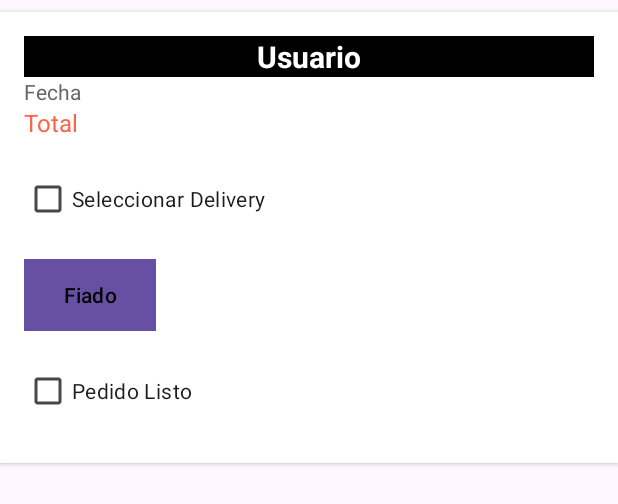
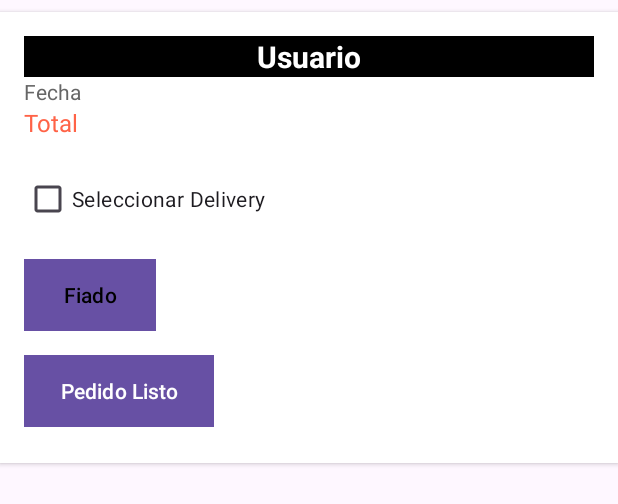
Before and after one commit to fariceo/AppMovilVolantuso, an Android app: the layout item_pedido_agrupado.xml on its own in the app's theme, with its tools: preview values and no code run, on a phone screen of 412 x 824 dp. Shown: the top 504 px of the screen. Run offline under Robolectric (Android 15) with nearby library versions, the phone set to English and light mode, and no system bars; network calls fail.

Commit message:
ver pedidos + btn fiado + btn pedido listo" (15-04-2025)

```diff
--- a/app/src/main/res/layout/item_pedido_agrupado.xml
+++ b/app/src/main/res/layout/item_pedido_agrupado.xml
@@ -63,13 +63,16 @@
         android:background="#8e8e8e"
         android:textColor="@color/black"/>
 
-    <CheckBox
-        android:id="@+id/Listo"
+
+
+    <Button
+        android:id="@+id/listo"
         android:layout_width="wrap_content"
         android:layout_height="wrap_content"
         android:text="Pedido Listo"
-        android:textSize="14sp"
         android:layout_marginTop="8dp"
-        android:layout_marginBottom="8dp" />
+        android:layout_marginBottom="8dp"
+        android:background="#8e8e8e"
+        android:textColor="@color/white"/>
 
 </LinearLayout>
```
Also changed, not shown: app/src/main/java/com/elrancho/cocina/ordenes/ver_pedidos/PedidoAgrupadoAdapter.kt (+15 -0 lines), app/src/main/java/com/elrancho/cocina/ordenes/ver_pedidos/VerPedidosActivity.kt (+37 -2 lines).
